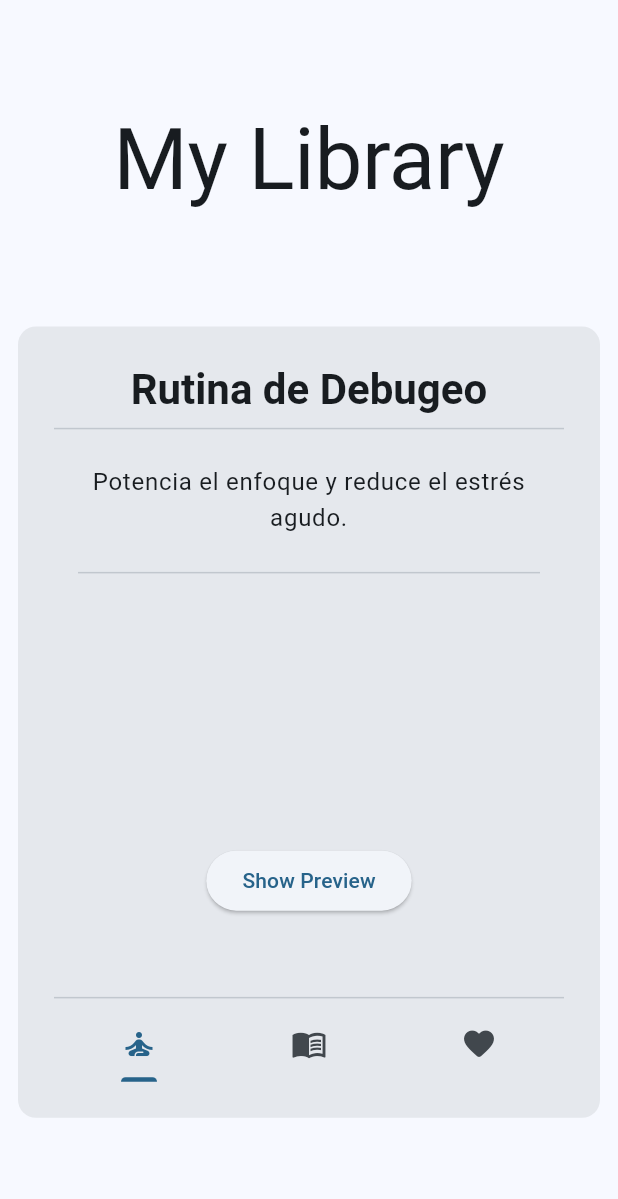
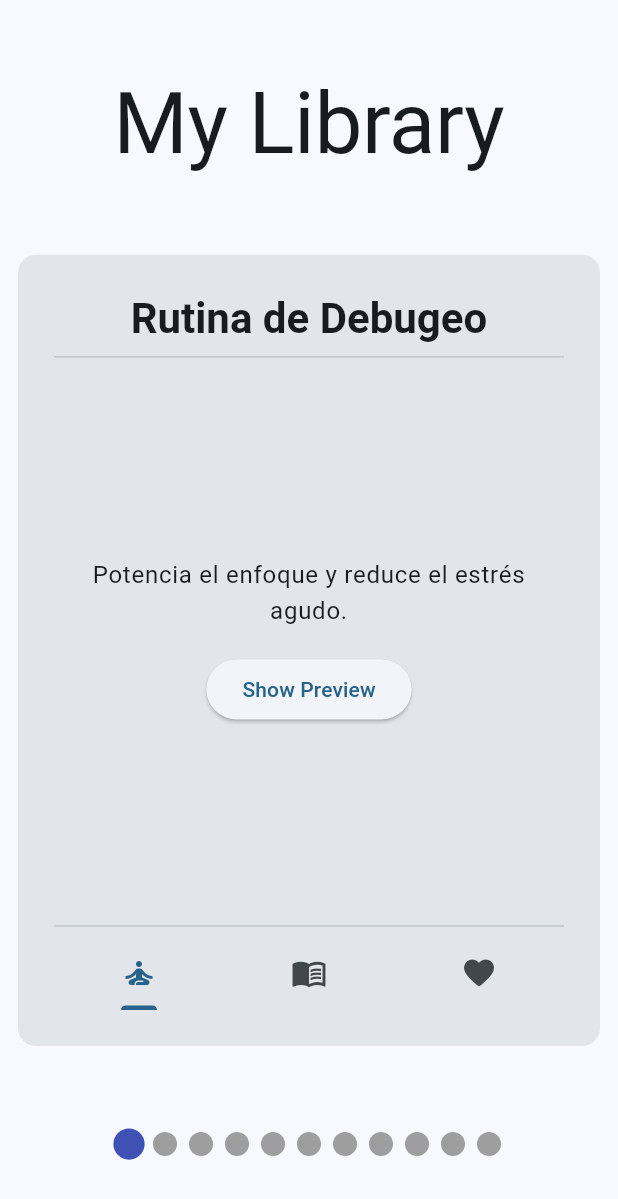
Before and after one commit to gabcont/respiro, a Flutter app: the LibraryPage widget shown alone on an empty page, opened directly, on a phone screen of 412 x 824 dp. Shown: the top 1199 px of the screen. Run offline on Flutter 3.47's test engine with Material 3 defaults, Android fonts, the phone set to English and light mode, and no system bars; drawn by our look-alikes of smooth_page_indicator; our stand-ins replace bloc, equatable, fl_chart, flutter_bloc, go_router, isar and 1 more; missing offline and left inert: flutter_soloud; accounts and stored records are empty; generated files the repository leaves out were written again.

Commit message:
Added minimum Home, and library page indicator.

```diff
--- a/lib/home/view/library_page.dart
+++ b/lib/home/view/library_page.dart
@@ -5,6 +5,7 @@ import 'package:respiro/home/cubit/home_cubit.dart';
 import 'package:respiro/home/widgets/widgets.dart';
 
 import 'package:respiro/routines/routines.dart';
+import 'package:smooth_page_indicator/smooth_page_indicator.dart';
 
 class LibraryPage extends StatefulWidget {
 
@@ -41,9 +42,7 @@ class _LibraryPageState extends State<LibraryPage> {
   Widget build(BuildContext context) {
     return SafeArea(
       child:  BlocBuilder<HomeCubit, HomeState>(
-
         builder: (context, state) {
-          //if(_pageController.hasClients) _pageController.jumpToPage(state.selectedRoutine);
           return Column(
             crossAxisAlignment: CrossAxisAlignment.center,
             mainAxisAlignment: MainAxisAlignment.spaceEvenly,
@@ -52,7 +51,7 @@ class _LibraryPageState extends State<LibraryPage> {
                 maxHeight: MediaQuery.of(context).size.height * 0.1,
               ),
                 child:  Text(
-                  'My Library',
+                  'My Library', // LCL
                   style: Theme.of(context).textTheme.displayLarge,
                 ),
               ),
@@ -77,18 +76,23 @@ class _LibraryPageState extends State<LibraryPage> {
                       lightThemeData: widget.routinesLightThemes != null && widget.routinesLightThemes!.length > index ? widget.routinesLightThemes![index] : Theme.of(context),
                       darkThemeData: widget.routinesDarkThemes != null && widget.routinesDarkThemes!.length > index ? widget.routinesDarkThemes![index] : Theme.of(context),
                       routine: state.routines[index],
-                      onTap: () {
-                        _pageController.animateToPage(
-                          index,
-                          duration: Duration(milliseconds: 300),
-                          curve: Curves.easeInOutCubicEmphasized,
-                        );
-                        widget.onProfileSelected?.call(context, index, state.routines[index]);
-                      }
+                      onTap: () => widget.onProfileSelected?.call(context, index, state.routines[index]),
                     );
 
                   },
                 )
+              ),
+              SmoothPageIndicator(
+                controller: _pageController,
+                count: state.routines.length,
+                effect: ScrollingDotsEffect(),
+                onDotClicked: (index) {
+                  _pageController.animateToPage(
+                    index,
+                    duration: Duration(milliseconds: 300),
+                    curve: Curves.easeInOut,
+                  );
+                },
               ),
             ],
           );
--- a/lib/home/widgets/aurora_background.dart
+++ b/lib/home/widgets/aurora_background.dart
@@ -33,11 +33,11 @@ void initRandomAurora(Point<double>? pos, Point<double>? movementVector, int? sp
       Random().nextDouble() * 400, // Assuming a default width
       Random().nextDouble() * 800  // Assuming a default height
   );
+  speed ??= 1 + Random().nextInt(1); // Speed between 1 and 5
   movementVector ??= Point(
-      (Random().nextDouble() - 0.5) * 2, // Random x movement between -1 and 1
-      (Random().nextDouble() - 0.5) * 2  // Random y movement between -1 and 1
+      (Random().nextDouble() - 0.5) * speed, // Random x movement between -1 and 1
+      (Random().nextDouble() - 0.5) * speed  // Random y movement between -1 and 1
   );
-  speed ??= 1 + Random().nextInt(2); // Speed between 1 and 5
   size ??= 50 + Random().nextDouble() * 100; // Size between
   color ??= Colors.primaries[Random().nextInt(Colors.primaries.length)];
   addAurora(pos, movementVector, speed, size, color);
@@ -102,7 +102,6 @@ class _AuroraBackgroundState extends State<AuroraBackground>
       initRandomAurora(null, null, null, null, Colors.green);
     }
 
-    // Un solo controlador para manejar el "tiempo" de la animación
     _controller = AnimationController(
       vsync: this,
       duration: const Duration(seconds: 10),
@@ -142,7 +141,7 @@ class _AuroraBackgroundState extends State<AuroraBackground>
           painter: AuroraPainter(
             animationValue: _controller.value,
             context: context,
-            blurIntensity: 20,
+            blurIntensity: 50,
           ),
         );
       },
--- a/lib/home/widgets/phase_preview.dart
+++ b/lib/home/widgets/phase_preview.dart
@@ -197,6 +197,7 @@ class _PhasePreviewState extends State<PhasePreview> with SingleTickerProviderSt
     );
   }
 
+  // AI Generated function to compute effective window size.
   double _computeEffectiveWindow({
     required double windowSeconds,
     required double sequenceDurationSeconds,
@@ -209,6 +210,7 @@ class _PhasePreviewState extends State<PhasePreview> with SingleTickerProviderSt
     return math.max(6.0, math.min(clamped, sequenceDurationSeconds));
   }
 
+  // AI Generated function to build wrapped spots for seamless viewport.
   List<FlSpot> _buildWrappedSpots(EmbeddedSequence sequence, {required int repeats}) {
     final base = _buildSpots(sequence, 1);
     if (base.isEmpty) return const <FlSpot>[];
--- a/lib/home/widgets/routine_card.dart
+++ b/lib/home/widgets/routine_card.dart
@@ -51,7 +51,7 @@ class _RoutineCardState extends State<RoutineCard> with TickerProviderStateMixin
                 child: Padding(
                   padding: const EdgeInsets.symmetric(horizontal: 8.0),
                   child: Card(
-                    color: themeData.colorScheme.surfaceContainerHighest.withAlpha(200),
+                    color: themeData.colorScheme.surfaceContainerHighest.withAlpha(230),
                     elevation: 0,
                     child: InkWell(
                       onTap: widget.onTap,
@@ -177,7 +177,7 @@ class DescriptionTab extends StatelessWidget {
   }
 }
 
-class PreviewTab extends StatelessWidget {
+class PreviewTab extends StatefulWidget {
   const PreviewTab({
     super.key,
     required this.routine,
@@ -186,13 +186,20 @@ class PreviewTab extends StatelessWidget {
   final Routine routine;
 
   @override
+  State<PreviewTab> createState() => _PreviewTabState();
+}
+
+class _PreviewTabState extends State<PreviewTab> {
+  bool _showPreview = false;
+
+  @override
   Widget build(BuildContext context) {
 
-    final shortDescription = routine.rawShortDescription?.trim();
+    final shortDescription = widget.routine.rawShortDescription?.trim();
 
     Widget previewWidget;
     previewWidget = RoutinePreviewCard(
-      routine: routine,
+      routine: widget.routine,
     );
 
     return Padding(
@@ -200,19 +207,30 @@ class PreviewTab extends StatelessWidget {
       child: Center(
         child: SingleChildScrollView(
           child: Column(
-            mainAxisSize: MainAxisSize.min,
+            mainAxisAlignment: MainAxisAlignment.spaceAround,
+            mainAxisSize: MainAxisSize.max,
             children: [
-              if (shortDescription != null && shortDescription.isNotEmpty)
+              if (!_showPreview && shortDescription != null && shortDescription.isNotEmpty)
                 Text(
                   shortDescription,
                   style: Theme.of(context).textTheme.bodyLarge,
                   textAlign: TextAlign.center,
                 ),
-              if (shortDescription != null && shortDescription.isNotEmpty)
+                //Divider(),
+              if (!_showPreview && shortDescription != null && shortDescription.isNotEmpty)
                 const SizedBox(height: 16),
-              Divider(),
-              //TODO: No activar animación por defecto, usar algún trigger
-              previewWidget,
+
+
+              _showPreview
+              ? previewWidget
+              : ElevatedButton(
+                onPressed: () {
+                  setState(() {
+                    _showPreview = true;
+                  });
+                },
+                child: Text('Show Preview'),
+              ),
             ],
           ),
         ),
--- a/lib/home/widgets/routine_preview.dart
+++ b/lib/home/widgets/routine_preview.dart
@@ -45,41 +45,26 @@ class _RoutinePreviewCardState extends State<RoutinePreviewCard> {
   @override
   Widget build(BuildContext context) {
     final routine = widget.routine;
+    final isPortrait = MediaQuery.of(context).size.height > MediaQuery.of(context).size.width;
     if (routine == null) {
       return const SizedBox.shrink();
     }
 
     return AspectRatio(
-      aspectRatio: 0.75,
+      aspectRatio: isPortrait ? 1.1 : 1.5,
       child: Column(
         children: [
           Expanded(
-            child: showPreview
-            ?  RoutinePreview(
+            child: RoutinePreview(
               routine: routine,
                 previewPageController: _previewPageController,
             )
-            : Center(
-              child: ElevatedButton(
-                onPressed: () {
-                  setState(() {
-                    showPreview = true;
-                  });
+          ),
 
-                  // Rebuild after the PageView attaches to the controller.
-                  WidgetsBinding.instance.addPostFrameCallback((_) {
-                    if (!mounted) return;
-                    setState(() {});
-                  });
-                },
-                child: Text('Show Preview'),
-              ),
-            ),
-          ),
           SizedBox(height: 16),
 
           // Phases Indicator
-          if(showPreview) PhasesPageIndicator(
+          PhasesPageIndicator(
             phasesCount: routine.phases.length,
             previewPageController: _previewPageController,
             onDotClicked: _onPageIndicatorClicked,
--- a/lib/preferences/cubit/preferences_state.dart
+++ b/lib/preferences/cubit/preferences_state.dart
@@ -10,9 +10,6 @@ class PreferencesState extends Equatable {
   final Locale locale;
   final ThemeMode themeMode;
   final bool isMuted;
-
-  // DUDA: ¿Es necesario cambiar esto?
-  final List<Locale> availableLocales = RespiroLocales().supportedLocales;
 
   PreferencesState copyWith({
     Locale? locale,
--- a/lib/theme/colors.dart
+++ b/lib/theme/colors.dart
@@ -1,6 +1,4 @@
 import 'package:flutter/material.dart';
-
-// TODO: Agregar colores para cada elemento que use colores personalizados en la app.
 
 @immutable
 class BreathingColors extends ThemeExtension<BreathingColors> {
```
Also changed, not shown: lib/home/view/preview_page.dart (+34 -3 lines).
